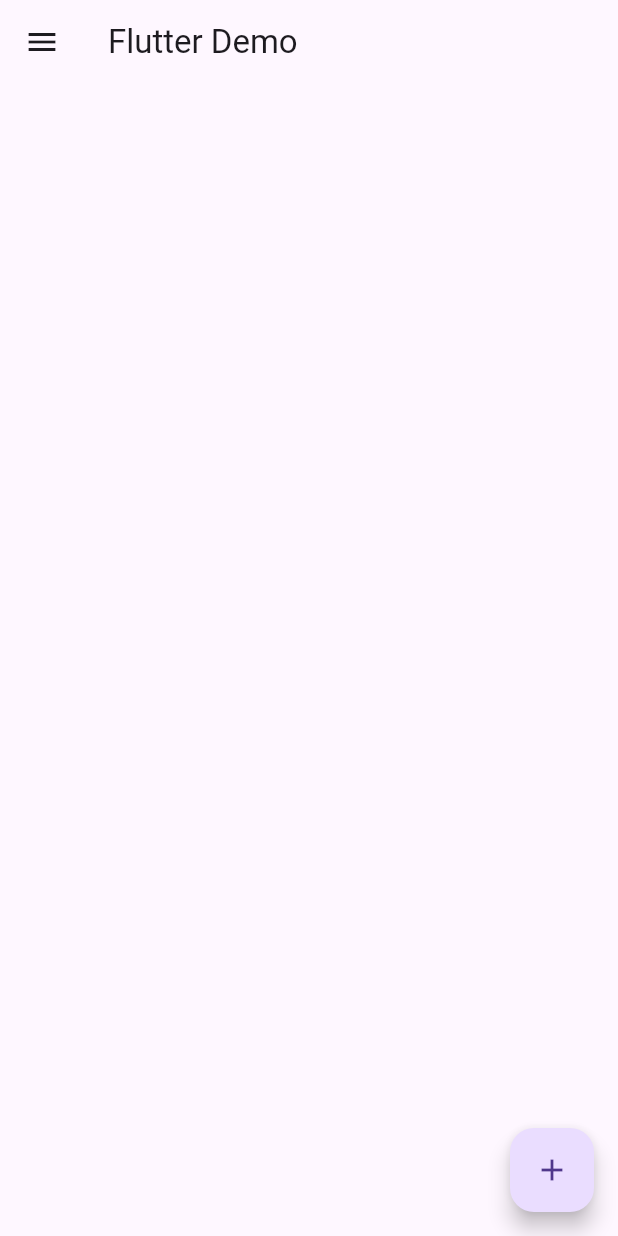
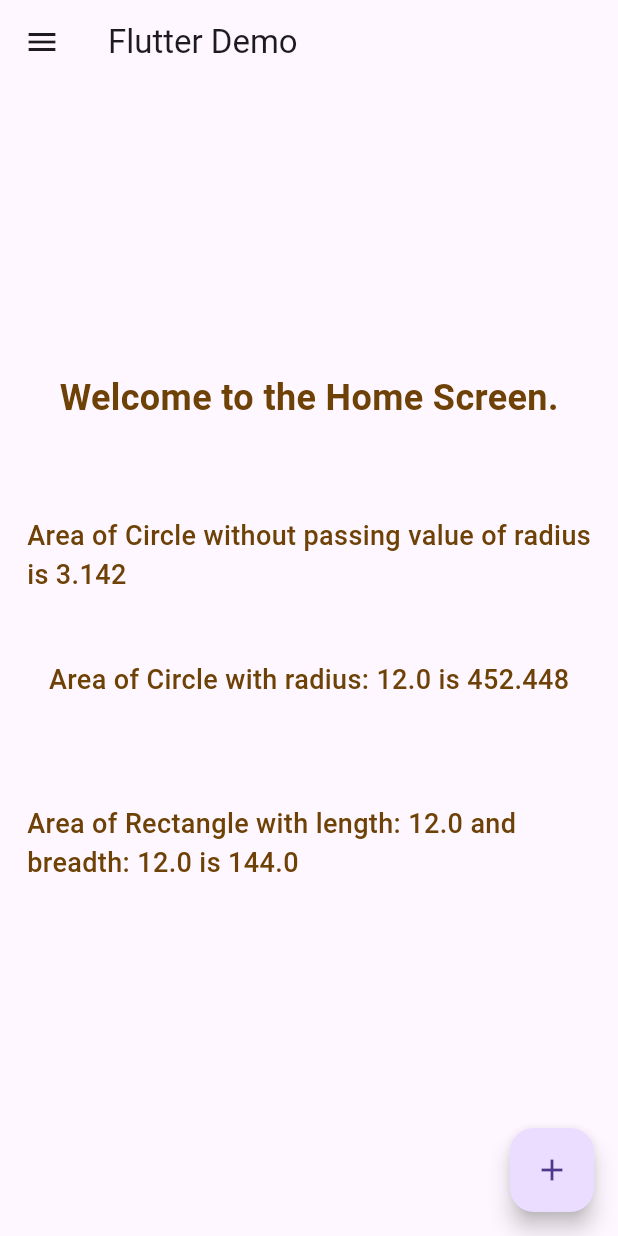
Before and after one commit to yadav-deepakk/FlutterDemoApp, a Flutter app: the screen it shows after launch, on a phone screen of 412 x 824 dp. Run offline on Flutter 3.47's test engine with Material 3 defaults, Android fonts, the phone set to English and light mode, and no system bars.

Commit message:
methods, optional args, positional args, required args

```diff
--- a/lib/home.dart
+++ /dev/null
@@ -1,17 +0,0 @@
-import "package:flutter/material.dart";
-
-class HomeScreen extends StatefulWidget {
-  const HomeScreen({super.key});
-
-  @override
-  HomeScreenState createState() => HomeScreenState();
-}
-
-class HomeScreenState extends State<HomeScreen> {
-  @override
-  Widget build(BuildContext context) {
-    return Container(
-
-    );
-  }
-}
--- a/lib/main.dart
+++ b/lib/main.dart
@@ -1,5 +1,5 @@
 import 'package:flutter/material.dart';
-import 'home.dart';
+import 'pages/home.dart';
 
 void main() => runApp(const MyDemoApp());
 
@@ -14,14 +14,14 @@ class MyDemoApp extends StatelessWidget {
       theme: ThemeData(
         primaryColor: Colors.black54,
       ),
-      home:  Scaffold(
+      home: Scaffold(
         appBar: AppBar(
           title: const Text("Flutter Demo"),
         ),
         body: const HomeScreen(),
         drawer: const Drawer(),
         floatingActionButton: FloatingActionButton(
-          onPressed: (){},
+          onPressed: () {},
           child: const Icon(Icons.add),
         ),
       ),
--- /dev/null
+++ b/lib/pages/home.dart
@@ -0,0 +1,116 @@
+import "package:flutter/material.dart";
+
+class HomeScreen extends StatefulWidget {
+  const HomeScreen({super.key});
+
+  @override
+  HomeScreenState createState() => HomeScreenState();
+}
+
+class HomeScreenState extends State<HomeScreen> {
+  static const pi = 3.142;
+
+  TextStyle _paraTextStyle(double fsize, FontWeight fweight) {
+    return TextStyle(
+        fontSize: fsize,
+        fontWeight: fweight,
+        color: const Color.fromARGB(255, 110, 65, 6));
+  }
+
+  // Methods in Dart Programing language.
+  // method without args
+  String _greetMessage() {
+    String msg = "Welcome to the Home Screen.";
+    return msg;
+  }
+
+  // method with optional args
+  double _calculateAreaOfCircle({double rad = 1}) {
+    double area = 0.0;
+    area = pi * rad * rad;
+    return area;
+  }
+
+  // method with required args
+  double _calculateAreaOfRectangle({required double l, required double b}) {
+    double area = 0.0;
+    area = l * b;
+    return area;
+  }
+
+  @override
+  Widget build(BuildContext context) {
+    double radius = 12;
+    double length = 12;
+    double breadth = 12;
+
+    return Column(
+      children: <Widget>[
+        // space
+        const Spacer(flex: 2),
+
+        // greet
+        Expanded(
+          flex: 1,
+          child: Padding(
+            padding: const EdgeInsets.symmetric(
+              horizontal: 0.0,
+              vertical: 0.0,
+            ),
+            child: Text(
+              _greetMessage(),
+              style: _paraTextStyle(24.0, FontWeight.w700),
+            ),
+          ),
+        ),
+
+        // greet
+
+        Expanded(
+          flex: 1,
+          child: Padding(
+            padding: const EdgeInsets.symmetric(
+              horizontal: 18.0,
+              vertical: 0.0,
+            ),
+            child: Text(
+              "Area of Circle without passing value of radius is ${_calculateAreaOfCircle()}",
+              style: _paraTextStyle(18.0, FontWeight.w500),
+            ),
+          ),
+        ),
+
+        Expanded(
+          flex: 1,
+          child: Padding(
+            padding: const EdgeInsets.symmetric(
+              horizontal: 18.0,
+              vertical: 0.0,
+            ),
+            child: Text(
+              "Area of Circle with radius: $radius is ${_calculateAreaOfCircle(rad: radius)}",
+              style: _paraTextStyle(18.0, FontWeight.w500),
+            ),
+          ),
+        ),
+
+        Expanded(
+          flex: 1,
+          child: Padding(
+            padding: const EdgeInsets.symmetric(
+              horizontal: 18.0,
+              vertical: 0.0,
+            ),
+            child: Text(
+              "Area of Rectangle with length: $length and breadth: $breadth is ${_calculateAreaOfRectangle(l: length, b: breadth)}",
+              style: _paraTextStyle(18.0, FontWeight.w500),
+            ),
+          ),
+        ),
+
+        // space
+        const Spacer(flex: 2)
+      ],
+    );
+  }
+}
```
